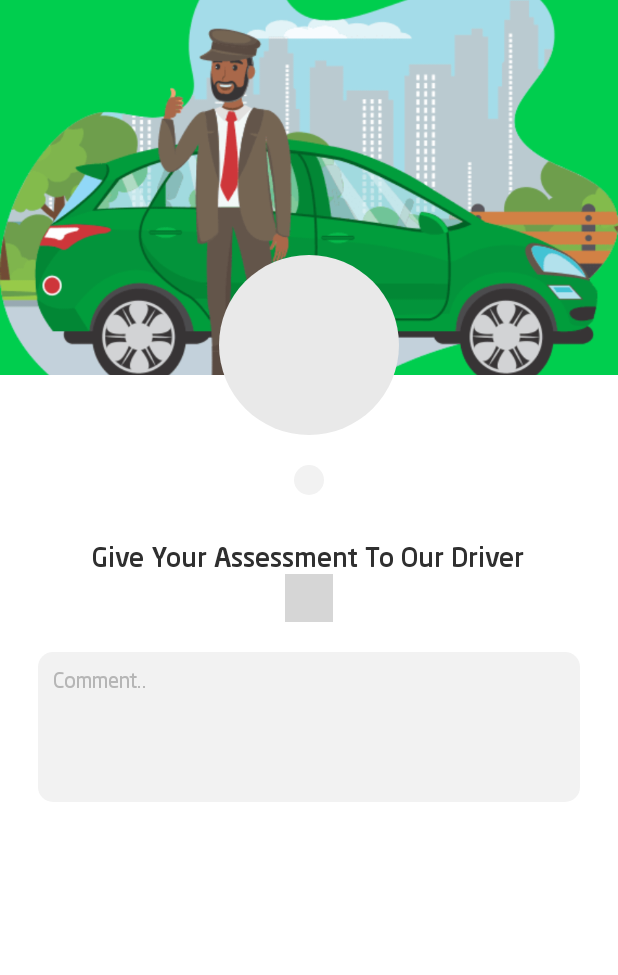
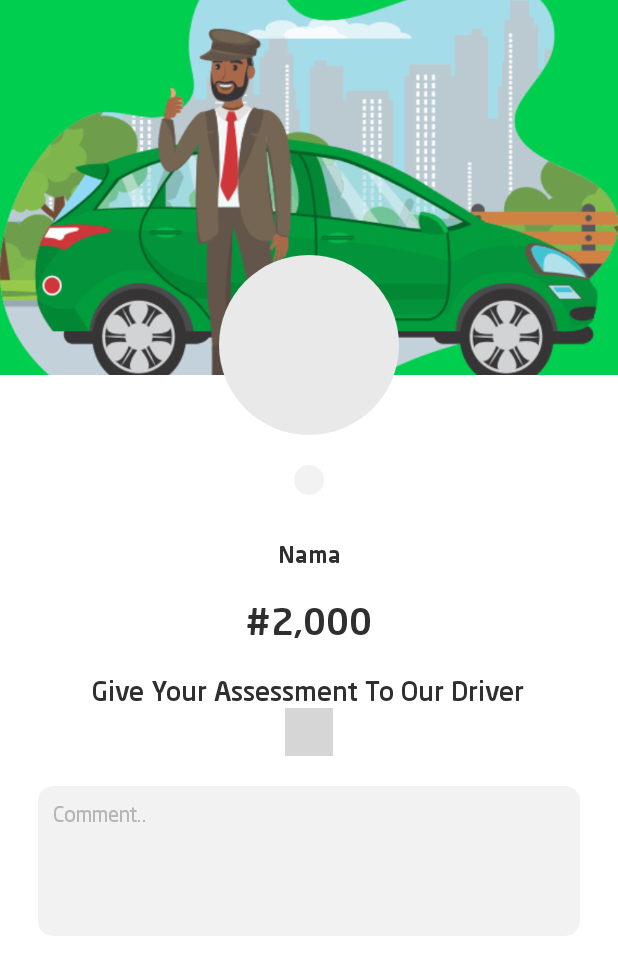
Before and after one commit to mabdulwasii/customerapp, an Android app: the layout activity_rate.xml on its own in the app's theme, with its tools: preview values and no code run, on a phone screen of 412 x 824 dp. Shown: the top 975 px of the screen. Run offline under Robolectric (Android 15) with nearby library versions, the phone set to English and light mode, and no system bars; plain views replace RatingView, RoundedImageView; network calls fail; grey boxes are pictures that could not be loaded.

Commit message:
New adjustments

```diff
--- a/app/src/main/AndroidManifest.xml
+++ b/app/src/main/AndroidManifest.xml
@@ -151,6 +151,11 @@
         <meta-data
             android:name="co.paystack.android.PublicKey"
             android:value="@string/paystack_key" />
+
+        <meta-data
+            android:name="firebase_performance_logcat_enabled"
+            android:value="true" />
+
     </application>
 
 </manifest>
--- a/app/src/main/java/com/mykab/rider/activity/CreditcardActivity.java
+++ b/app/src/main/java/com/mykab/rider/activity/CreditcardActivity.java
@@ -556,7 +556,7 @@ public class CreditcardActivity extends AppCompatActivity {
                 if (response.isSuccessful()){
                     Log.e(TAG, "RESPONSE MESG" + response.body().getMessage());
                     Log.e(TAG, "saveAuthCodeOnServer works!");
-                    Toast.makeText(CreditcardActivity.this, "saveAuthCodeOnServer works!", Toast.LENGTH_LONG).show();
+//                    Toast.makeText(CreditcardActivity.this, "saveAuthCodeOnServer works!", Toast.LENGTH_LONG).show();
 
                     AuthCodeModel authCodeModel = response.body().getData();
 
--- a/app/src/main/java/com/mykab/rider/activity/WithdrawActivity.java
+++ b/app/src/main/java/com/mykab/rider/activity/WithdrawActivity.java
@@ -115,8 +115,8 @@ public class WithdrawActivity extends AppCompatActivity {
                     .toString()
                     .replace(",", "")
                     .replace(".", "")
-                    .replace(sp.getSetting()[0], "") + "00") > userLogin.getWalletSaldo()) {
-                notif("your balance is not enough!");
+                    .replace(sp.getSetting()[0], "")) > userLogin.getWalletSaldo()) {
+                notif("your balance is not enough! " + userLogin.getWalletSaldo());
             } else if (bank.getSelectedItemPosition() == 0) {
                 notif("please select bank!");
             } else if (accnumber.getText().toString().isEmpty()) {
@@ -264,7 +264,7 @@ public class WithdrawActivity extends AppCompatActivity {
                         if(!NetworkUtils.isConnected(context) || !NetworkUtils.isConnectedFast(context)){
                             notif("Please check your network");
                         } else {
-                            notif(t.getLocalizedMessage());
+                            notif("Error, request failed!");
                         }
                         progresshide();
 
--- a/app/src/main/res/layout/activity_rate.xml
+++ b/app/src/main/res/layout/activity_rate.xml
@@ -70,15 +70,6 @@
 
                     </com.facebook.shimmer.ShimmerFrameLayout>
 
-                    <customfonts.TextViewSFProDisplayMedium
-                        android:id="@+id/price"
-                        android:layout_width="match_parent"
-                        android:layout_height="wrap_content"
-                        android:layout_margin="10dp"
-                        android:gravity="center"
-                        android:text="#2,000"
-                        android:textSize="24dp"
-                        android:visibility="gone" />
 
                     <customfonts.TextViewSFProDisplayMedium
                         android:id="@+id/namadriver"
@@ -88,7 +79,17 @@
                         android:gravity="center"
                         android:text="Nama"
                         android:textSize="15dp"
-                        android:visibility="gone" />
+                        android:visibility="visible" />
+
+                    <customfonts.TextViewSFProDisplayMedium
+                        android:id="@+id/price"
+                        android:layout_width="match_parent"
+                        android:layout_height="wrap_content"
+                        android:layout_margin="10dp"
+                        android:gravity="center"
+                        android:text="#2,000"
+                        android:textSize="24dp"
+                        android:visibility="visible" />
 
                     <customfonts.TextViewSFProDisplayMedium
                         android:layout_width="wrap_content"
--- a/app/src/main/res/layout/activity_topup.xml
+++ b/app/src/main/res/layout/activity_topup.xml
@@ -351,7 +351,7 @@
                                         android:layout_height="20dp"
                                         android:layout_weight="1"
                                         android:singleLine="true"
-                                        android:text="TRANSFER BANK"
+                                        android:text="BANK TRANSFER"
                                         android:textColor="@color/black"
                                         android:textStyle="bold" />
 
```
Also changed, not shown: app/build.gradle (+13 -0 lines), app/src/main/java/com/mykab/rider/activity/RegisterActivity.java (+8 -18 lines), app/src/main/java/com/mykab/rider/activity/RideCarActivity.java (+13 -1 lines), app/src/main/java/com/mykab/rider/utils/api/service/MessagingService.java (+5 -6 lines), build.gradle (+7 -1 lines).
